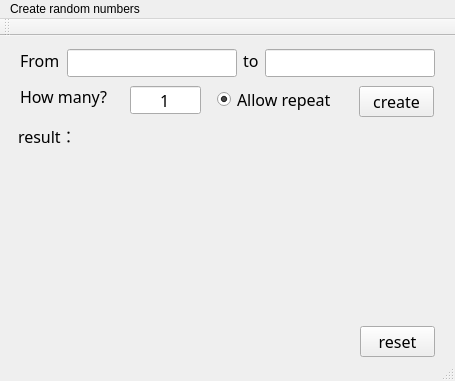
First picture: the form in 002_qt_randomNumber_test/src/mainwindow.ui, repository aben20807/Qt_projects, before the edit.
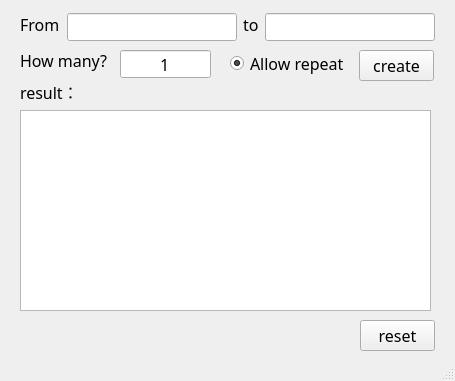
Second picture: the form after the edit.

```diff
--- a/002_qt_randomNumber_test/src/mainwindow.ui
+++ b/002_qt_randomNumber_test/src/mainwindow.ui
@@ -10,6 +10,12 @@
     <height>381</height>
    </rect>
   </property>
+  <property name="font">
+   <font>
+    <family>Noto Sans T Chinese Medium</family>
+    <pointsize>12</pointsize>
+   </font>
+  </property>
   <property name="windowTitle">
    <string>MainWindow</string>
   </property>
@@ -59,8 +65,8 @@
    <widget class="QLabel" name="l_result">
     <property name="geometry">
      <rect>
-      <x>18</x>
-      <y>88</y>
+      <x>20</x>
+      <y>80</y>
       <width>61</width>
       <height>23</height>
      </rect>
@@ -80,9 +86,9 @@
    <widget class="QLineEdit" name="lEdit_num">
     <property name="geometry">
      <rect>
-      <x>130</x>
+      <x>120</x>
       <y>50</y>
-      <width>71</width>
+      <width>91</width>
       <height>28</height>
      </rect>
     </property>
@@ -127,7 +133,7 @@
    <widget class="QRadioButton" name="radioBtn_repeat">
     <property name="geometry">
      <rect>
-      <x>217</x>
+      <x>230</x>
       <y>50</y>
       <width>120</width>
       <height>27</height>
@@ -152,7 +158,7 @@
     <property name="geometry">
      <rect>
       <x>360</x>
-      <y>290</y>
+      <y>320</y>
       <width>75</width>
       <height>31</height>
      </rect>
@@ -249,30 +255,22 @@
      <set>Qt::AlignCenter</set>
     </property>
    </widget>
-  </widget>
-  <widget class="QMenuBar" name="menuBar">
-   <property name="geometry">
-    <rect>
-     <x>0</x>
-     <y>0</y>
-     <width>455</width>
-     <height>25</height>
-    </rect>
-   </property>
-   <widget class="QMenu" name="menuCreate">
-    <property name="title">
-     <string>Create random numbers</string>
+   <widget class="QTextEdit" name="textEdit">
+    <property name="geometry">
+     <rect>
+      <x>20</x>
+      <y>110</y>
+      <width>411</width>
+      <height>201</height>
+     </rect>
+    </property>
+    <property name="font">
+     <font>
+      <family>Noto Sans T Chinese Medium</family>
+      <pointsize>12</pointsize>
+     </font>
     </property>
    </widget>
-   <addaction name="menuCreate"/>
-  </widget>
-  <widget class="QToolBar" name="mainToolBar">
-   <attribute name="toolBarArea">
-    <enum>TopToolBarArea</enum>
-   </attribute>
-   <attribute name="toolBarBreak">
-    <bool>false</bool>
-   </attribute>
   </widget>
   <widget class="QStatusBar" name="statusBar"/>
  </widget>
```
Left out of the diff: 2 changed lines with no effect on the pictures.
